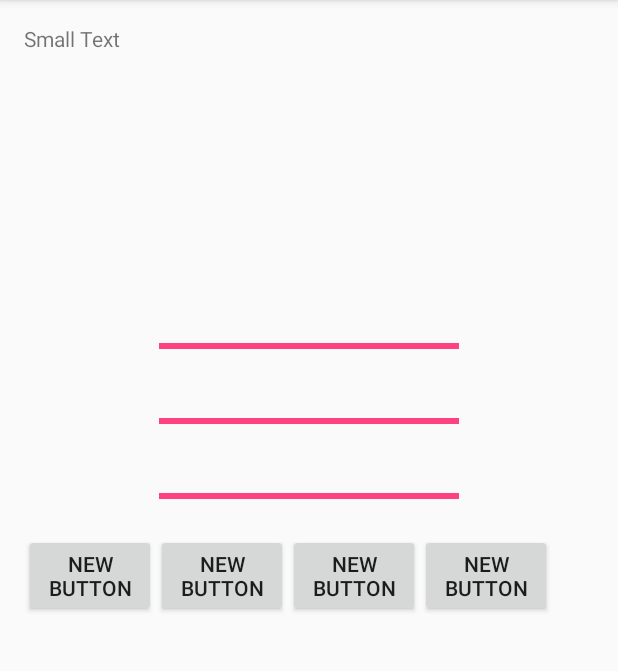
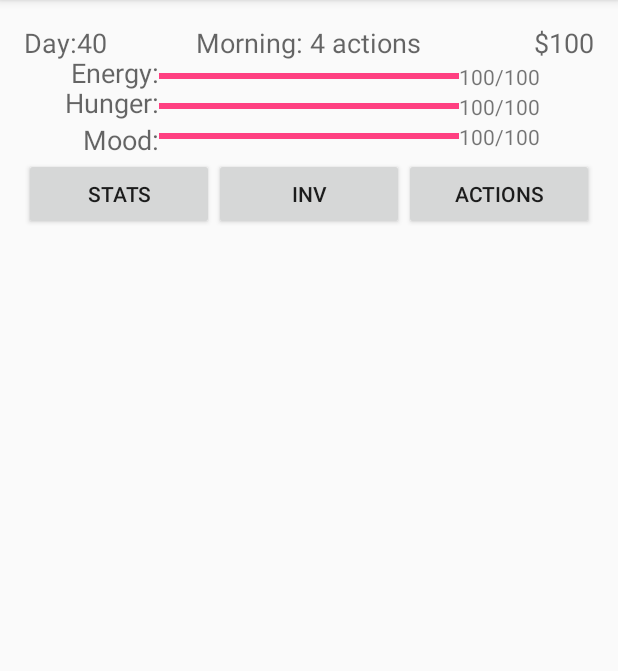
Before and after one commit to danteruiz/LiveItUpApp, an Android app: the screen it shows after launch (MainActivity), on a phone screen of 412 x 824 dp, the part 84-755 px from its top. Run offline under Robolectric (Android 15) with nearby library versions, the phone set to English and light mode, and no system bars.

Commit message:
UI looks good now
Finally got it to work

```diff
--- a/LiveItUp/app/src/main/res/layout/activity_main.xml
+++ b/LiveItUp/app/src/main/res/layout/activity_main.xml
@@ -17,10 +17,10 @@
         android:id="@+id/progressBar"
         android:indeterminate="false"
         android:max="100"
-        android:minHeight="50dp"
+        android:minHeight="20dp"
         android:minWidth="200dp"
         android:progress="100"
-        android:layout_above="@+id/progressBar2"
+        android:layout_below="@+id/textView2"
         android:layout_centerHorizontal="true" />
 
     <ProgressBar
@@ -30,12 +30,12 @@
         android:id="@+id/progressBar2"
         android:indeterminate="false"
         android:max="100"
-    android:minHeight="50dp"
+        android:minHeight="20dp"
         android:minWidth="200dp"
         android:progress="100"
-        android:layout_above="@+id/progressBar3"
-        android:layout_alignLeft="@+id/progressBar3"
-        android:layout_alignStart="@+id/progressBar3" />
+        android:layout_below="@+id/progressBar"
+        android:layout_toRightOf="@+id/textView9"
+        android:layout_toEndOf="@+id/textView9" />
 
     <ProgressBar
         style="?android:attr/progressBarStyleHorizontal"
@@ -44,70 +44,136 @@
         android:id="@+id/progressBar3"
         android:indeterminate="false"
         android:max="100"
-        android:minHeight="50dp"
+        android:minHeight="20dp"
         android:minWidth="200dp"
         android:progress="100"
-        android:layout_above="@+id/button"
+        android:layout_below="@+id/progressBar2"
+        android:layout_toRightOf="@+id/textView11"
+        android:layout_toEndOf="@+id/textView11" />
+
+
+    <TextView
+        android:layout_width="wrap_content"
+        android:layout_height="wrap_content"
+        android:textAppearance="?android:attr/textAppearanceMedium"
+        android:text="Morning: 4 actions"
+        android:id="@+id/textView2"
         android:layout_centerHorizontal="true" />
 
+    <TextView
+        android:layout_width="wrap_content"
+        android:layout_height="wrap_content"
+        android:textAppearance="?android:attr/textAppearanceMedium"
+        android:text="Day:40"
+        android:id="@+id/textView" />
+
+    <TextView
+        android:layout_width="wrap_content"
+        android:layout_height="wrap_content"
+        android:textAppearance="?android:attr/textAppearanceMedium"
+        android:text="$100"
+        android:id="@+id/textView3"
+        android:layout_alignTop="@+id/textView2"
+        android:layout_alignParentRight="true"
+        android:layout_alignParentEnd="true" />
+
+    <TextView
+        android:layout_width="wrap_content"
+        android:layout_height="wrap_content"
+        android:textAppearance="?android:attr/textAppearanceSmall"
+        android:text="100/100"
+        android:id="@+id/textView6"
+        android:layout_alignBottom="@+id/progressBar"
+        android:layout_toRightOf="@+id/progressBar"
+        android:layout_toEndOf="@+id/progressBar" />
+
+    <TextView
+        android:layout_width="wrap_content"
+        android:layout_height="wrap_content"
+        android:textAppearance="?android:attr/textAppearanceSmall"
+        android:text="100/100"
+        android:id="@+id/textView7"
+        android:layout_above="@+id/progressBar3"
+        android:layout_toRightOf="@+id/progressBar2"
+        android:layout_toEndOf="@+id/progressBar2" />
+
+    <TextView
+        android:layout_width="wrap_content"
+        android:layout_height="wrap_content"
+        android:textAppearance="?android:attr/textAppearanceSmall"
+        android:text="100/100"
+        android:id="@+id/textView8"
+        android:layout_alignBottom="@+id/progressBar3"
+        android:layout_toRightOf="@+id/progressBar3"
+        android:layout_toEndOf="@+id/progressBar3" />
+
+    <TextView
+        android:layout_width="wrap_content"
+        android:layout_height="wrap_content"
+        android:textAppearance="?android:attr/textAppearanceMedium"
+        android:text="Energy:"
+        android:id="@+id/textView9"
+        android:layout_alignBottom="@+id/textView6"
+        android:layout_toLeftOf="@+id/progressBar"
+        android:layout_toStartOf="@+id/progressBar" />
+
+    <TextView
+        android:layout_width="wrap_content"
+        android:layout_height="wrap_content"
+        android:textAppearance="?android:attr/textAppearanceMedium"
+        android:text="Hunger:"
+        android:id="@+id/textView10"
+        android:layout_above="@+id/progressBar3"
+        android:layout_toLeftOf="@+id/progressBar2"
+        android:layout_toStartOf="@+id/progressBar2" />
+
+    <TextView
+        android:layout_width="wrap_content"
+        android:layout_height="wrap_content"
+        android:textAppearance="?android:attr/textAppearanceMedium"
+        android:text="Mood:"
+        android:id="@+id/textView11"
+        android:layout_alignTop="@+id/progressBar3"
+        android:layout_toLeftOf="@+id/progressBar2"
+        android:layout_toStartOf="@+id/progressBar2" />
+
+    <LinearLayout
+        android:orientation="horizontal"
+        android:layout_width="match_parent"
+        android:layout_height="60dp"
+        android:layout_below="@+id/textView11"
+        android:layout_alignParentLeft="true"
+        android:layout_alignParentStart="true"
+        android:id="@+id/linearLayout">
 
         <Button
             android:layout_width="wrap_content"
             android:layout_height="wrap_content"
-        android:text="New Button"
-        android:id="@+id/button"
-        android:onClick="buttonClick"
-        android:width="50dp"
-        android:layout_centerVertical="true"
-        android:layout_alignParentLeft="true"
-        android:layout_alignParentStart="true" />
-    <Button
-        android:layout_width="wrap_content"
-        android:layout_height="wrap_content"
-        android:text="New Button"
-        android:id="@+id/button2"
-        android:onClick="buttonClick2"
-        android:width="50dp"
-        android:layout_alignTop="@+id/button"
-        android:layout_toRightOf="@+id/button"
-        android:layout_toEndOf="@+id/button" />
+            android:text="Stats"
+            android:id="@+id/button4"
+            android:layout_weight=".25" />
 
         <Button
             android:layout_width="wrap_content"
             android:layout_height="wrap_content"
-        android:text="New Button"
-        android:id="@+id/button3"
-        android:width="50dp"
-        android:layout_alignTop="@+id/button2"
-        android:layout_toRightOf="@+id/button2"
-        android:layout_toEndOf="@+id/button2" />
+            android:text="Inv"
+            android:id="@+id/button5"
+            android:layout_weight=".25" />
 
         <Button
             android:layout_width="wrap_content"
             android:layout_height="wrap_content"
-        android:text="New Button"
-        android:id="@+id/button4"
-        android:width="50dp"
-        android:layout_alignTop="@+id/button3"
-        android:layout_toRightOf="@+id/button3"
-        android:layout_toEndOf="@+id/button3" />
+            android:text="Actions"
+            android:id="@+id/button6"
+            android:layout_weight=".25" />
+
+    </LinearLayout>
 
     <ListView
         android:layout_width="wrap_content"
         android:layout_height="wrap_content"
         android:id="@+id/listView"
-        android:layout_alignParentBottom="true"
-        android:layout_centerHorizontal="true"
-        android:layout_below="@+id/button"/>
+        android:layout_below="@+id/linearLayout" />
 
-    <TextView
-        android:layout_width="wrap_content"
-        android:layout_height="wrap_content"
-        android:textAppearance="?android:attr/textAppearanceSmall"
-        android:text="Small Text"
-        android:id="@+id/textView"
-        android:layout_alignParentTop="true"
-        android:layout_alignParentLeft="true"
-        android:layout_alignParentStart="true" />
 
 </RelativeLayout>
```
Lines whose indentation alone changed are shown as unchanged.
